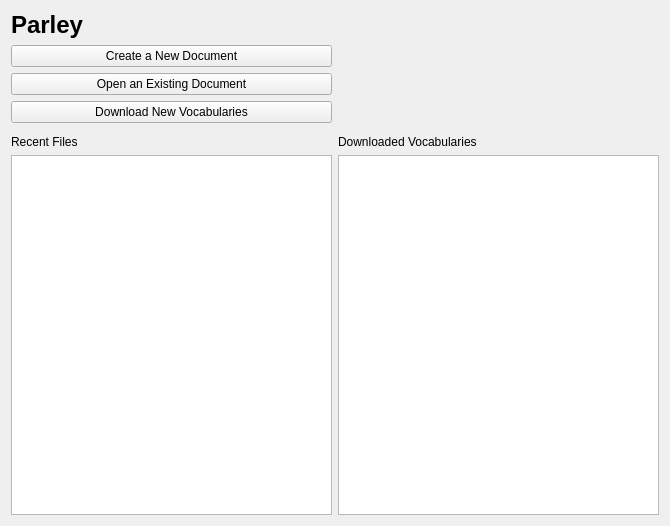
This is src/welcomescreen/welcomescreen.ui in KDE/parley as Qt 5 draws it before an edit. The edited form follows.
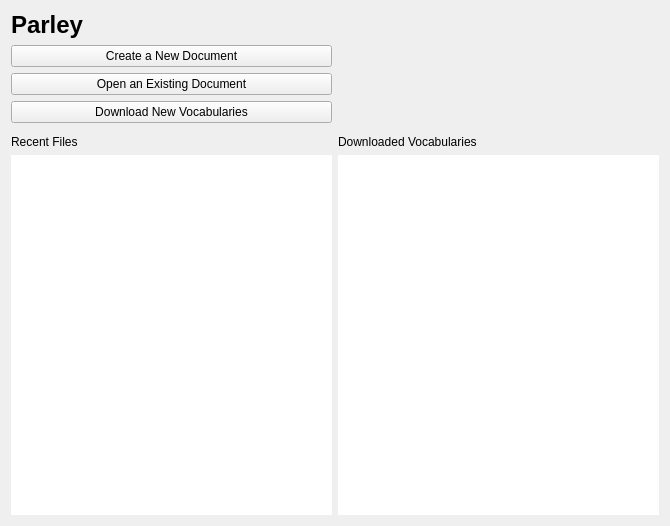
This is the edited form. Custom widgets are drawn as their Qt base class.

Commit message: use some stylesheet for the welcome screen to make it look good

Patch:
```diff
--- a/src/welcomescreen/welcomescreen.ui
+++ b/src/welcomescreen/welcomescreen.ui
@@ -66,10 +66,18 @@
     </widget>
    </item>
    <item row="6" column="0" >
-    <widget class="QListView" name="recentFiles" />
+    <widget class="QListView" name="recentFiles" >
+     <property name="frameShape" >
+      <enum>QFrame::NoFrame</enum>
+     </property>
+    </widget>
    </item>
    <item row="6" column="1" >
-    <widget class="QListView" name="downloadedFiles" />
+    <widget class="QListView" name="downloadedFiles" >
+     <property name="frameShape" >
+      <enum>QFrame::NoFrame</enum>
+     </property>
+    </widget>
    </item>
   </layout>
  </widget>
```
The commit also changes 1 other file.
